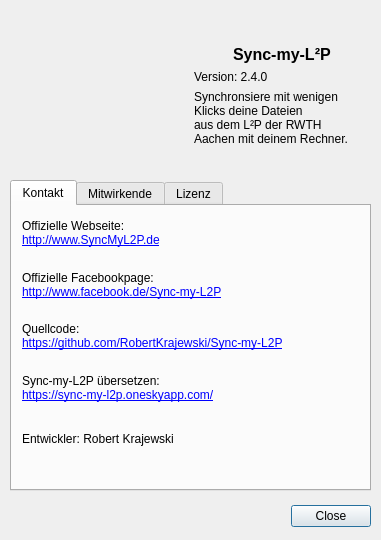
Old version of the form gui/info.ui in the repository RobertKrajewski/Sync-my-L2P.
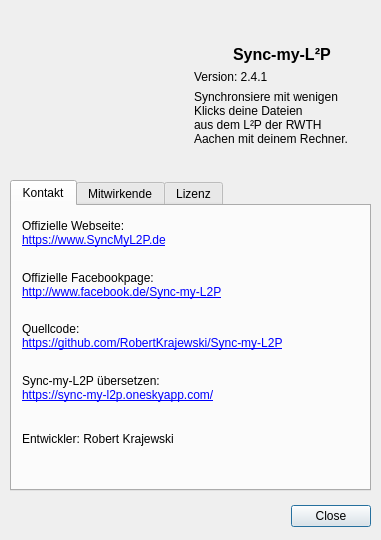
New version of the form. Icons and pictures are not drawn.

Patch:
```diff
--- a/gui/info.ui
+++ b/gui/info.ui
@@ -89,7 +89,7 @@
       <item>
        <widget class="QLabel" name="version_lable">
         <property name="text">
-         <string notr="true">Version: 2.4.0</string>
+         <string notr="true">Version: 2.4.1</string>
         </property>
        </widget>
       </item>
@@ -150,7 +150,7 @@
       <item>
        <widget class="QLabel" name="homepage_link">
         <property name="text">
-         <string>&lt;html&gt;&lt;head/&gt;&lt;body&gt;&lt;p&gt;Offizielle Webseite: &lt;br/&gt;&lt;a href=&quot;http://www.SyncMyL2P.de&quot;&gt;&lt;span style=&quot; text-decoration: underline; color:#0000ff;&quot;&gt;http://www.SyncMyL2P.de&lt;/span&gt;&lt;/a&gt;&lt;/p&gt;&lt;/body&gt;&lt;/html&gt;</string>
+         <string>&lt;html&gt;&lt;head/&gt;&lt;body&gt;&lt;p&gt;Offizielle Webseite: &lt;br/&gt;&lt;a href=&quot;https://www.SyncMyL2P.de&quot;&gt;&lt;span style=&quot; text-decoration: underline; color:#0000ff;&quot;&gt;https://www.SyncMyL2P.de&lt;/span&gt;&lt;/a&gt;&lt;/p&gt;&lt;/body&gt;&lt;/html&gt;</string>
         </property>
         <property name="openExternalLinks">
          <bool>true</bool>
```
